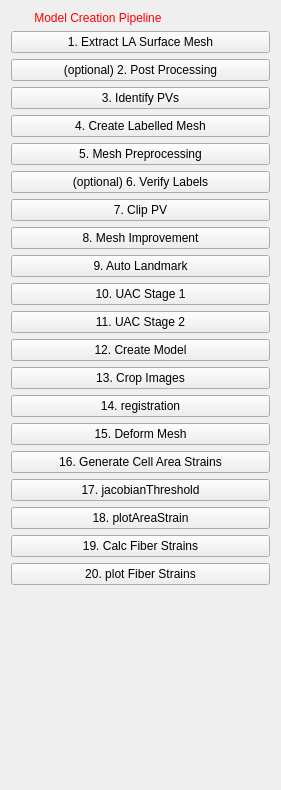
Qt form CemrgApp/Plugins/kcl.cemrgapp.atrialstrainmotion/src/internal/AtrialStrainMotionViewControls.ui (OpenHeartDevelopers/CemrgApp) before a commit.
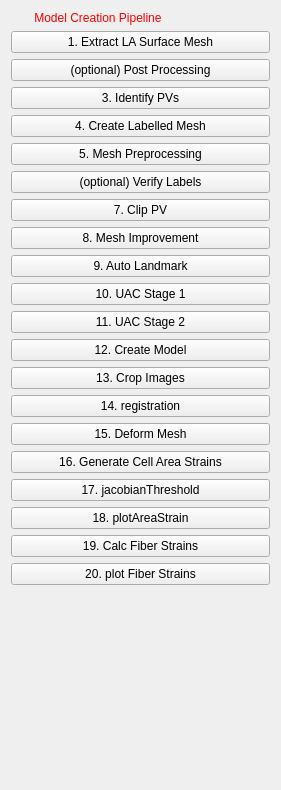
The same form after that commit.

Commit message: remove the numbers for a cleaner look

The edit to the form file:
```diff
--- a/CemrgApp/Plugins/kcl.cemrgapp.atrialstrainmotion/src/internal/AtrialStrainMotionViewControls.ui
+++ b/CemrgApp/Plugins/kcl.cemrgapp.atrialstrainmotion/src/internal/AtrialStrainMotionViewControls.ui
@@ -40,7 +40,7 @@
    <item>
     <widget class="QPushButton" name="button_man4_2_postproc">
      <property name="text">
-      <string>(optional) 2. Post Processing</string>
+      <string>(optional) Post Processing</string>
      </property>
     </widget>
    </item>
@@ -68,7 +68,7 @@
    <item>
     <widget class="QPushButton" name="button_0_3_checklabels">
      <property name="text">
-      <string>(optional) 6. Verify Labels</string>
+      <string>(optional) Verify Labels</string>
      </property>
     </widget>
    </item>
```
